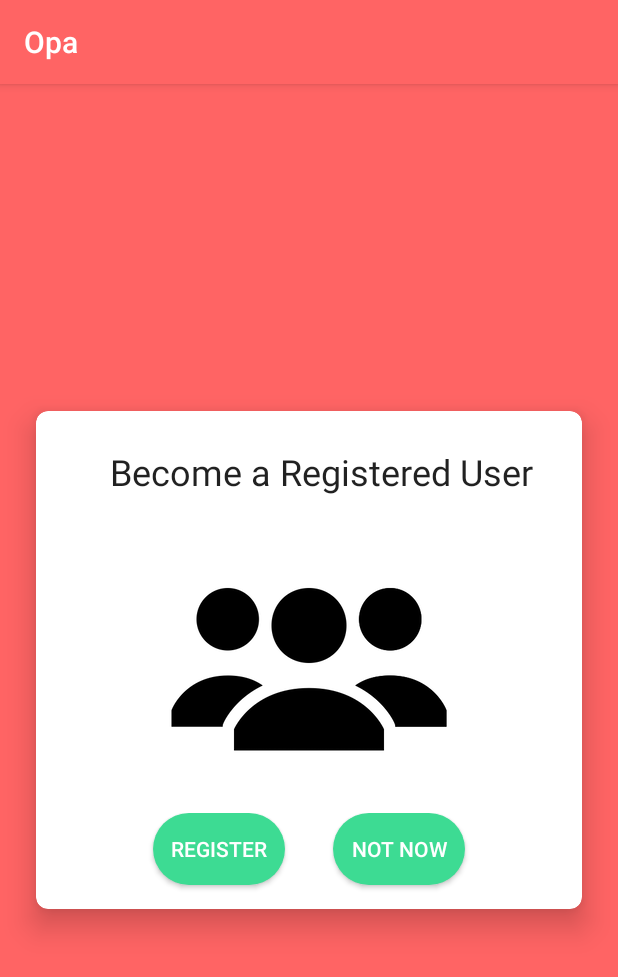
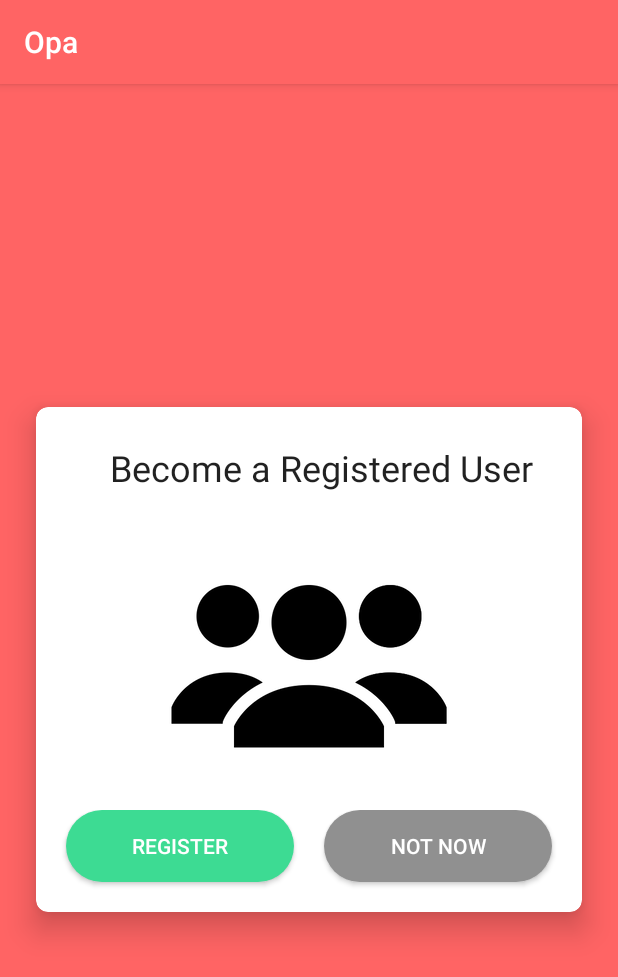
Before and after one commit to CS179i/Opa, an Android app: the RegisterUserPopUpActivity screen opened directly, with no data from a screen before it, on a phone screen of 412 x 824 dp. Shown: the top 977 px of the screen. Run offline under Robolectric (Android 15) with nearby library versions, the phone set to English and light mode, and no system bars; Roboto replaces fonts that are not available here.

```diff
--- a/app/build.gradle
+++ b/app/build.gradle
@@ -44,8 +44,9 @@ dependencies {
     // firebase database
     implementation 'com.google.firebase:firebase-analytics:17.2.2'
     implementation 'com.google.firebase:firebase-auth:19.2.0'
-    implementation 'com.google.firebase:firebase-database:16.0.1'
     implementation 'androidx.recyclerview:recyclerview:1.1.0'
+    implementation 'com.google.firebase:firebase-database:19.2.1'
+    implementation 'com.google.firebase:firebase-core:17.2.2'
 
     //circle image view
     implementation 'de.hdodenhof:circleimageview:3.1.0'
@@ -56,3 +57,4 @@ dependencies {
     implementation 'androidx.legacy:legacy-support-v13:1.0.0'
     implementation 'androidx.legacy:legacy-support-v4:1.0.0'
 }
+apply plugin: 'com.google.gms.google-services'
--- /dev/null
+++ b/app/src/main/res/drawable/rounded_grey_button.xml
@@ -0,0 +1,7 @@
+<?xml version="1.0" encoding="utf-8"?>
+<shape xmlns:android="http://schemas.android.com/apk/res/android"
+    android:shape="rectangle">
+
+    <solid android:color="@color/textGrey"/>
+    <corners android:radius="150dp"/>
+</shape>
--- a/app/src/main/res/layout/activity_register_user_popup.xml
+++ b/app/src/main/res/layout/activity_register_user_popup.xml
@@ -46,9 +46,14 @@
                 app:layout_constraintVertical_bias=".15" />
 
             <LinearLayout
-                android:layout_width="wrap_content"
+                android:layout_width="match_parent"
                 android:layout_height="wrap_content"
                 android:orientation="horizontal"
+                android:weightSum="2"
+                android:layout_marginLeft="10dp"
+                android:layout_marginStart="10dp"
+                android:layout_marginEnd="10dp"
+                android:layout_marginRight="10dp"
                 app:layout_constraintBottom_toBottomOf="parent"
                 app:layout_constraintEnd_toEndOf="parent"
                 app:layout_constraintStart_toStartOf="parent"
@@ -58,26 +63,28 @@
                 <Button
                     android:id="@+id/register_button"
                     android:background="@drawable/rounded_green_button"
-                    android:layout_width="wrap_content"
+                    android:layout_width="0dp"
+                    android:layout_weight="1"
                     android:layout_height="wrap_content"
-                    android:layout_marginStart="16dp"
-                    android:layout_marginLeft="16dp"
-                    android:layout_marginEnd="16dp"
-                    android:layout_marginRight="16dp"
-                    android:layout_marginBottom="16dp"
+                    android:layout_marginStart="10dp"
+                    android:layout_marginLeft="10dp"
+                    android:layout_marginEnd="10dp"
+                    android:layout_marginRight="10dp"
+                    android:layout_marginBottom="20dp"
                     android:text="@string/register_now"
                     android:textColor="@color/textWhite"/>
 
                 <Button
                     android:id="@+id/btn_not_now"
-                    android:background="@drawable/rounded_green_button"
-                    android:layout_width="wrap_content"
+                    android:background="@drawable/rounded_grey_button"
+                    android:layout_width="0dp"
                     android:layout_height="wrap_content"
-                    android:layout_marginStart="16dp"
-                    android:layout_marginLeft="16dp"
-                    android:layout_marginEnd="16dp"
-                    android:layout_marginRight="16dp"
-                    android:layout_marginBottom="16dp"
+                    android:layout_weight="1"
+                    android:layout_marginStart="10dp"
+                    android:layout_marginLeft="10dp"
+                    android:layout_marginEnd="10dp"
+                    android:layout_marginRight="10dp"
+                    android:layout_marginBottom="20dp"
                     android:text="@string/not_now"
                     android:textColor="@color/textWhite"/>
                 </LinearLayout>
```
Also changed, not shown: app/src/main/java/com/example/opa/login_register/GuestLoginActivity.java (+9 -11 lines), app/src/main/java/com/example/opa/models/User.java (added, +36 -0 lines), app/src/main/java/com/example/opa/popups/RegisterUserPopUpActivity.java (+4 -3 lines), 10 other files.
